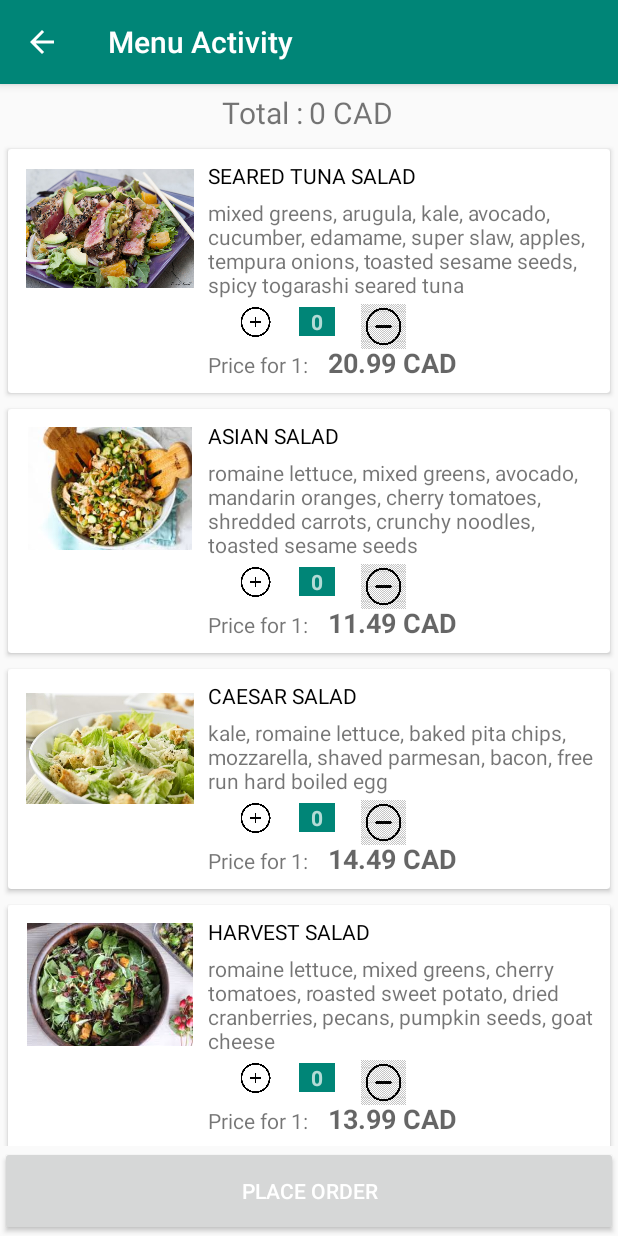
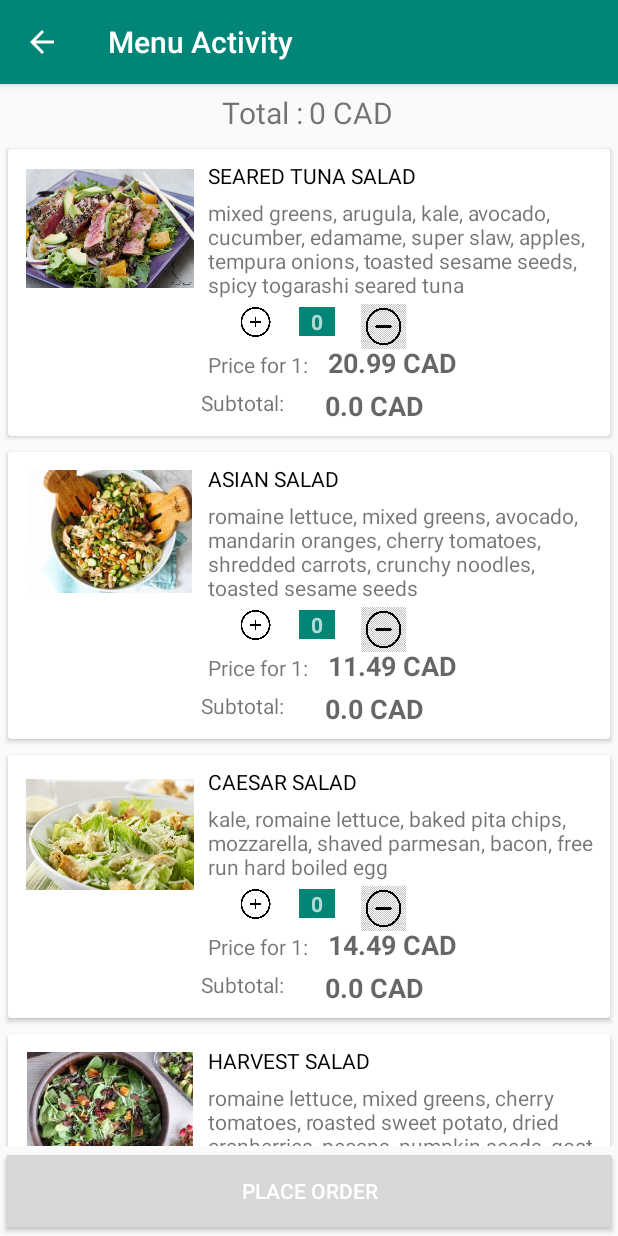
Before and after one commit to neeluchawla/ChawlaShop, an Android app: the MenuActivity screen opened directly, with no data from a screen before it, on a phone screen of 412 x 824 dp. Run offline under Robolectric (Android 15) with nearby library versions, the phone set to English and light mode, and no system bars.

Commit message:
Added subtotal for each card

```diff
--- a/app/src/main/java/com/application/chawlashop/Salad.java
+++ b/app/src/main/java/com/application/chawlashop/Salad.java
@@ -12,7 +12,7 @@ public class Salad {
     private int quantity;
     private final int thumbnail;
     private String description;
-    private float subtotal;
+    private double subtotal;
     private int addQuantity;
     private int subQuantity;
 
@@ -66,11 +66,12 @@ public class Salad {
         this.description = description;
     }
 
-    public float getSubtotal() {
-        return subtotal;
+    public double getSubtotal() {
+        return price*quantity;
     }
 
-    public void setSubtotal(float subtotal) {
+    public void setSubtotal(double subtotal) {
+
         this.subtotal = subtotal;
     }
 
--- a/app/src/main/java/com/application/chawlashop/SaladAdapter.java
+++ b/app/src/main/java/com/application/chawlashop/SaladAdapter.java
@@ -75,7 +75,7 @@ public class SaladAdapter extends RecyclerView.Adapter<SaladAdapter.ProductViewH
 
         holder.textViewQuantity.setText(String.valueOf(product.getQuantity()));
         holder.textViewPrice.setText(String.valueOf(product.getPrice())+" "+"CAD");
-
+        holder.textViewSubTotal.setText(String.valueOf(product.getSubtotal()) + " " + "CAD");
         holder.imageView.setImageDrawable(mCtx.getResources().getDrawable(product.getThumbnail()));
 
     }
@@ -91,7 +91,7 @@ public class SaladAdapter extends RecyclerView.Adapter<SaladAdapter.ProductViewH
     class ProductViewHolder extends RecyclerView.ViewHolder {
 
 
-        TextView textViewTitle, textViewDesc, textViewQuantity, textViewPrice;
+        TextView textViewTitle, textViewDesc, textViewQuantity, textViewPrice,textViewSubTotal;
         ImageView imageView,reduce_quantity,add_quantity;
 
         public ProductViewHolder(View itemView) {
@@ -103,7 +103,7 @@ public class SaladAdapter extends RecyclerView.Adapter<SaladAdapter.ProductViewH
             textViewQuantity = itemView.findViewById(R.id.textViewQuantity);
             textViewPrice = itemView.findViewById(R.id.textViewPrice);
             imageView = itemView.findViewById(R.id.imageView);
-            tv_total=itemView.findViewById(R.id.tv_total);
+            textViewSubTotal=itemView.findViewById(R.id.textViewSubTotal);
         }
     }
 }
--- a/app/src/main/res/layout/saladcardview.xml
+++ b/app/src/main/res/layout/saladcardview.xml
@@ -102,7 +102,28 @@
                 android:textAppearance="@style/Base.TextAppearance.AppCompat.Medium"
                 android:textStyle="bold" />
 
+            <TextView
+                android:id="@+id/subtotal_label"
+                android:layout_width="wrap_content"
+                android:layout_height="wrap_content"
+                android:layout_below="@id/price_label"
+                android:layout_marginLeft="-71dp"
+                android:layout_marginTop="6dp"
+                android:layout_toRightOf="@id/price_label"
+                android:text="Subtotal:"
+                android:textAppearance="@style/Base.TextAppearance.AppCompat.Small" />
 
+            <TextView
+                android:id="@+id/textViewSubTotal"
+                android:layout_width="wrap_content"
+                android:layout_height="wrap_content"
+                android:layout_below="@id/textViewPrice"
+                android:layout_marginLeft="27dp"
+                android:layout_marginTop="4dp"
+                android:layout_toRightOf="@id/subtotal_label"
+                android:text="Salad Subtotal"
+                android:textAppearance="@style/Base.TextAppearance.AppCompat.Medium"
+                android:textStyle="bold" />
 
         </RelativeLayout>
 
```
